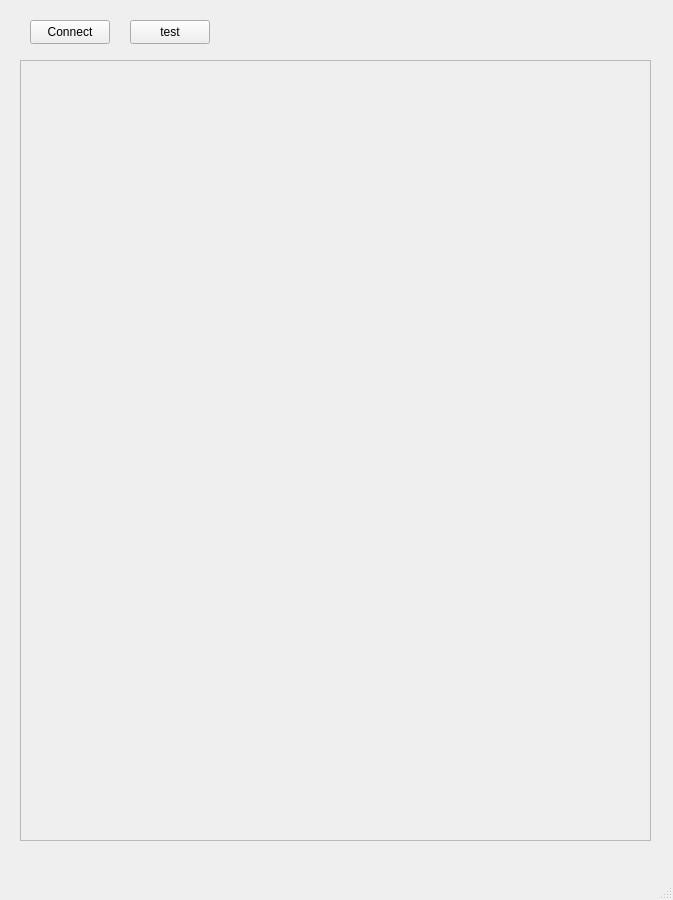
Above: front_office/mainwindow.ui from Tristan-Le-Bars/NetWatch before the change. Below: the same form after it.
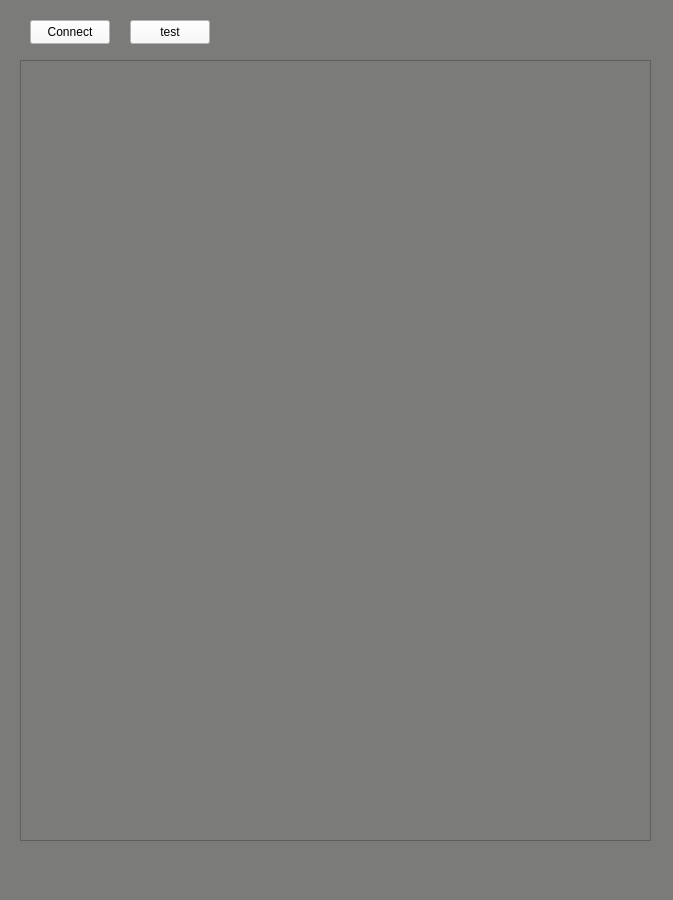
That is the form after the change.

Commit message: [ADD] - add colors to the front office and 2 charts in the data layouts

The edit to the form file:
```diff
--- a/front_office/mainwindow.ui
+++ b/front_office/mainwindow.ui
@@ -13,6 +13,9 @@
   <property name="windowTitle">
    <string>MainWindow</string>
   </property>
+  <property name="styleSheet">
+   <string notr="true">background-color: #7B7B7A;</string>
+  </property>
   <widget class="QWidget" name="centralwidget">
    <widget class="QPushButton" name="pushButton">
     <property name="geometry">
@@ -23,6 +26,9 @@
       <height>24</height>
      </rect>
     </property>
+    <property name="styleSheet">
+     <string notr="true">background-color: #F9F9F9;</string>
+    </property>
     <property name="text">
      <string>Connect</string>
     </property>
@@ -36,6 +42,9 @@
       <height>24</height>
      </rect>
     </property>
+    <property name="styleSheet">
+     <string notr="true">background-color: #F9F9F9;</string>
+    </property>
     <property name="text">
      <string>test</string>
     </property>
```
The commit also changes 3 other files.
